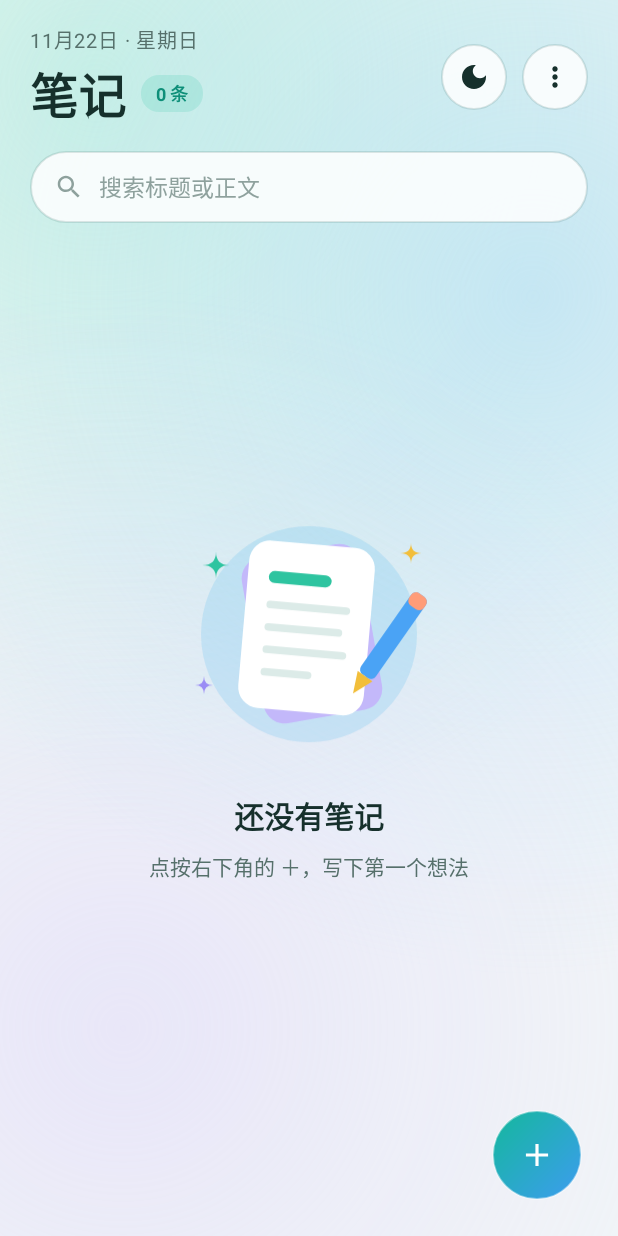
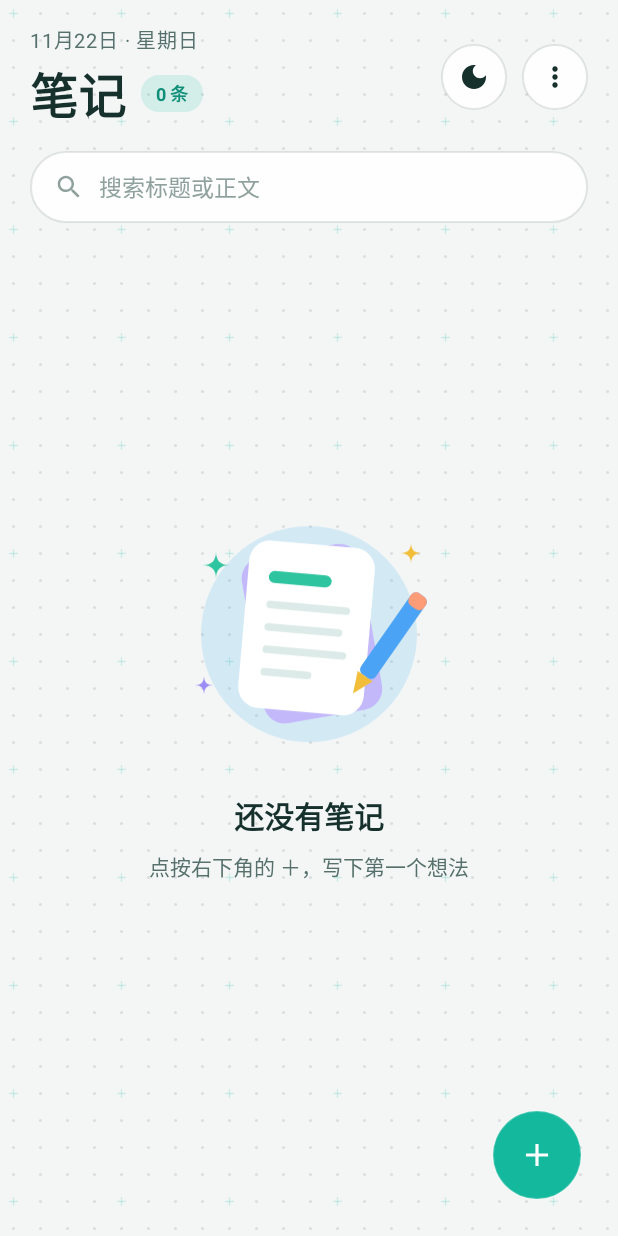
Before and after one commit to F-Jayson/NotePad, an Android app: the screen it shows after launch (NotesList), on a phone screen of 412 x 824 dp. Run offline under Robolectric (Android 15) with nearby library versions, the phone set to English and light mode, and no system bars.

Commit message:
feat(ui): 颜色修改

```diff
--- a/app/src/main/java/com/example/android/notepad/AuroraView.java
+++ /dev/null
@@ -1,99 +0,0 @@
-/*
- * T04 新增：列表页的极光背景。
- */
-
-package com.example.android.notepad;
-
-import android.content.Context;
-import android.graphics.Canvas;
-import android.graphics.Paint;
-import android.graphics.RadialGradient;
-import android.graphics.Shader;
-import android.os.Build;
-import android.os.SystemClock;
-import android.util.AttributeSet;
-import android.view.View;
-
-/**
- * 在页面底色上绘制三团缓慢漂移的径向渐变柔光，玻璃卡片和顶部栏叠在其上方呈现通透感。
- *
- * 每团柔光的着色器只在尺寸变化时创建一次，逐帧只平移画布，避免动画中反复分配对象。
- * 动画约 30 帧／秒，窗口失去焦点或不可见时自动暂停；API 21 以下只绘制静态画面以节省性能。
- */
-public class AuroraView extends View {
-
-    // 每团柔光的基准位置（占宽高比例）、半径（占较长边比例）、漂移幅度和周期（毫秒）。
-    private static final float[][] BLOBS = {
-            // baseX, baseY, radius, ampX, ampY, periodMs, phase
-            { 0.12f, 0.10f, 0.62f, 0.10f, 0.05f, 21000f, 0.0f },
-            { 0.92f, 0.32f, 0.55f, 0.08f, 0.08f, 26000f, 1.7f },
-            { 0.30f, 0.86f, 0.60f, 0.12f, 0.06f, 31000f, 3.4f },
-    };
-    private static final long FRAME_DELAY_MS = 33;
-
-    private final int[] mColors;
-    private final Paint[] mPaints = new Paint[BLOBS.length];
-    private final float[] mRadii = new float[BLOBS.length];
-    private final boolean mAnimate = Build.VERSION.SDK_INT >= Build.VERSION_CODES.LOLLIPOP;
-    private final long mStartTime = SystemClock.uptimeMillis();
-
-    public AuroraView(Context context, AttributeSet attrs) {
-        super(context, attrs);
-        // 颜色来自 colors.xml，深浅模式各有一套。
-        mColors = new int[] {
-                context.getResources().getColor(R.color.np_aurora_1),
-                context.getResources().getColor(R.color.np_aurora_2),
-                context.getResources().getColor(R.color.np_aurora_3),
-        };
-        for (int i = 0; i < mPaints.length; i++) {
-            mPaints[i] = new Paint(Paint.ANTI_ALIAS_FLAG);
-        }
-    }
-
-    @Override
-    protected void onSizeChanged(int w, int h, int oldw, int oldh) {
-        super.onSizeChanged(w, h, oldw, oldh);
-        float base = Math.max(w, h);
-        for (int i = 0; i < BLOBS.length; i++) {
-            mRadii[i] = Math.max(1f, base * BLOBS[i][2]);
-            // 以原点为圆心创建渐变，绘制时平移到当前位置；颜色外缘渐隐为全透明。
-            int color = mColors[i];
-            int transparent = color & 0x00FFFFFF;
-            // 中段取一半透明度，使柔光边缘过渡更自然。
-            int half = (((color >>> 24) / 2) << 24) | transparent;
-            mPaints[i].setShader(new RadialGradient(0, 0, mRadii[i],
-                    new int[] { color, half, transparent },
-                    new float[] { 0f, 0.45f, 1f }, Shader.TileMode.CLAMP));
-        }
-    }
-
-    @Override
-    protected void onDraw(Canvas canvas) {
-        int w = getWidth();
-        int h = getHeight();
-        float t = mAnimate ? (SystemClock.uptimeMillis() - mStartTime) : 0f;
-        for (int i = 0; i < BLOBS.length; i++) {
-            float[] b = BLOBS[i];
-            double angle = 2 * Math.PI * t / b[5] + b[6];
-            float x = w * (b[0] + b[3] * (float) Math.sin(angle));
-            float y = h * (b[1] + b[4] * (float) Math.cos(angle * 0.8));
-            canvas.save();
-            canvas.translate(x, y);
-            canvas.drawCircle(0, 0, mRadii[i], mPaints[i]);
-            canvas.restore();
-        }
-        // 只在窗口可见且有焦点时预约下一帧。
-        if (mAnimate && isShown() && hasWindowFocus()) {
-            postInvalidateDelayed(FRAME_DELAY_MS);
-        }
-    }
-
-    @Override
-    public void onWindowFocusChanged(boolean hasWindowFocus) {
-        super.onWindowFocusChanged(hasWindowFocus);
-        // 从编辑器或对话框返回后恢复漂移动画。
-        if (hasWindowFocus) {
-            invalidate();
-        }
-    }
-}
--- /dev/null
+++ b/app/src/main/java/com/example/android/notepad/PaperBackdropView.java
@@ -0,0 +1,100 @@
+/*
+ * 列表页与云备份页的点阵手账底纹背景，替代彩色渐变背景，呈现清爽克制的纸质文具质感。
+ */
+
+package com.example.android.notepad;
+
+import android.content.Context;
+import android.graphics.Bitmap;
+import android.graphics.BitmapShader;
+import android.graphics.Canvas;
+import android.graphics.Paint;
+import android.graphics.Shader;
+import android.util.AttributeSet;
+import android.view.View;
+
+/**
+ * 在素雅纯色底面上平铺精细的等距点阵手账纹路，并按网格周期点缀极轻的十字定位刻痕。
+ *
+ * 单个纹理瓦片在构造时仅生成一次并通过 BitmapShader 硬件平铺，无持续帧动画开销，
+ * 在 API 19 至高版本系统上均可保持清晰锐利且零额外耗电。
+ */
+public class PaperBackdropView extends View {
+
+    // 点阵基本间距（dp）与每隔多少个点放置一枚极轻的十字定位标记。
+    private static final float GRID_SPACING_DP = 18f;
+    private static final int CROSS_INTERVAL = 4;
+    private static final float DOT_RADIUS_DP = 1.05f;
+    private static final float CROSS_HALF_DP = 2.6f;
+    private static final float CROSS_STROKE_DP = 0.85f;
+
+    private final Paint mTilePaint = new Paint(Paint.ANTI_ALIAS_FLAG);
+    private Bitmap mTileBitmap;
+
+    public PaperBackdropView(Context context, AttributeSet attrs) {
+        super(context, attrs);
+        buildTileShader(context);
+    }
+
+    /**
+     * 生成可无缝平铺的正方形点阵纹理瓦片，深浅模式颜色分别来自 values 与 values-night。
+     */
+    private void buildTileShader(Context context) {
+        float density = context.getResources().getDisplayMetrics().density;
+        int cellPx = Math.max(8, Math.round(GRID_SPACING_DP * density));
+        int tileSize = cellPx * CROSS_INTERVAL;
+
+        mTileBitmap = Bitmap.createBitmap(tileSize, tileSize, Bitmap.Config.ARGB_8888);
+        Canvas tileCanvas = new Canvas(mTileBitmap);
+
+        int dotColor = context.getResources().getColor(R.color.np_pattern_dot);
+        int crossColor = context.getResources().getColor(R.color.np_pattern_cross);
+
+        Paint dotPaint = new Paint(Paint.ANTI_ALIAS_FLAG);
+        dotPaint.setColor(dotColor);
+        dotPaint.setStyle(Paint.Style.FILL);
+
+        Paint crossPaint = new Paint(Paint.ANTI_ALIAS_FLAG);
+        crossPaint.setColor(crossColor);
+        crossPaint.setStyle(Paint.Style.STROKE);
+        crossPaint.setStrokeWidth(Math.max(1f, CROSS_STROKE_DP * density));
+        crossPaint.setStrokeCap(Paint.Cap.ROUND);
+
+        float dotRadius = Math.max(1f, DOT_RADIUS_DP * density);
+        float crossHalf = Math.max(2f, CROSS_HALF_DP * density);
+        float offset = cellPx * 0.5f;
+
+        for (int row = 0; row < CROSS_INTERVAL; row++) {
+            float cy = offset + row * cellPx;
+            for (int col = 0; col < CROSS_INTERVAL; col++) {
+                float cx = offset + col * cellPx;
+                if (row == 0 && col == 0) {
+                    // 每隔 4×4 格绘制一枚极淡的十字手账刻痕，增强秩序感而不抢占内容视线。
+                    tileCanvas.drawLine(cx - crossHalf, cy, cx + crossHalf, cy, crossPaint);
+                    tileCanvas.drawLine(cx, cy - crossHalf, cx, cy + crossHalf, crossPaint);
+                } else {
+                    tileCanvas.drawCircle(cx, cy, dotRadius, dotPaint);
+                }
+            }
+        }
+
+        mTilePaint.setShader(new BitmapShader(
+                mTileBitmap, Shader.TileMode.REPEAT, Shader.TileMode.REPEAT));
+    }
+
+    @Override
+    protected void onDraw(Canvas canvas) {
+        // 底色由父容器 android:background="@color/np_background" 提供，此处仅叠画点阵纹路。
+        canvas.drawRect(0, 0, getWidth(), getHeight(), mTilePaint);
+    }
+
+    @Override
+    protected void onDetachedFromWindow() {
+        super.onDetachedFromWindow();
+        mTilePaint.setShader(null);
+        if (mTileBitmap != null) {
+            mTileBitmap.recycle();
+            mTileBitmap = null;
+        }
+    }
+}
--- a/app/src/main/res/drawable/bg_button_accent.xml
+++ b/app/src/main/res/drawable/bg_button_accent.xml
@@ -3,7 +3,7 @@
     <item android:state_pressed="true">
         <layer-list>
             <item android:drawable="@drawable/bg_button_accent_shape" />
-            <item><shape android:shape="rectangle"><corners android:radius="22dp" /><solid android:color="#26000000" /></shape></item>
+            <item><shape android:shape="rectangle"><corners android:radius="24dp" /><solid android:color="#26000000" /></shape></item>
         </layer-list>
     </item>
     <item android:drawable="@drawable/bg_button_accent_shape" />
--- a/app/src/main/res/drawable/bg_button_accent_shape.xml
+++ b/app/src/main/res/drawable/bg_button_accent_shape.xml
@@ -1,6 +1,6 @@
 <?xml version="1.0" encoding="utf-8"?>
-<!-- 对话框主按钮：渐变胶囊。 -->
+<!-- 主操作按钮底形：纯色薄荷强调色胶囊，去除渐变并与点阵手账主题统一。 -->
 <shape xmlns:android="http://schemas.android.com/apk/res/android" android:shape="rectangle">
-    <corners android:radius="22dp" />
-    <gradient android:angle="0" android:startColor="@color/np_accent" android:endColor="@color/np_accent_end" />
+    <corners android:radius="24dp" />
+    <solid android:color="@color/np_accent" />
 </shape>
--- a/app/src/main/res/drawable/bg_fab_shape.xml
+++ b/app/src/main/res/drawable/bg_fab_shape.xml
@@ -1,12 +1,9 @@
 <?xml version="1.0" encoding="utf-8"?>
-<!-- 新建按钮：薄荷绿到天空蓝的渐变圆，带细亮边。使用单一 oval shape，使系统投射圆形阴影。 -->
+<!-- 新建按钮：纯色薄荷圆形底面配克制细描边；使用单一 oval shape，使系统直接投射圆形阴影。 -->
 <shape xmlns:android="http://schemas.android.com/apk/res/android"
     android:shape="oval">
-    <gradient
-        android:angle="315"
-        android:startColor="@color/np_accent"
-        android:endColor="@color/np_accent_end" />
+    <solid android:color="@color/np_accent" />
     <stroke
-        android:width="1.5dp"
-        android:color="#66FFFFFF" />
+        android:width="1dp"
+        android:color="#33FFFFFF" />
 </shape>
--- a/app/src/main/res/layout/activity_cloud_backup.xml
+++ b/app/src/main/res/layout/activity_cloud_backup.xml
@@ -7,9 +7,9 @@
     android:background="@color/np_background"
     android:focusableInTouchMode="true">
 
-    <!-- 复用首页极光柔光背景，深浅模式自动切换配色。 -->
-    <com.example.android.notepad.AuroraView
-        android:id="@+id/cloud_aurora"
+    <!-- 复用首页等距点阵手账底纹，深浅模式自动切换配色。 -->
+    <com.example.android.notepad.PaperBackdropView
+        android:id="@+id/cloud_backdrop"
         android:layout_width="match_parent"
         android:layout_height="match_parent" />
 
--- a/app/src/main/res/layout/notes_list.xml
+++ b/app/src/main/res/layout/notes_list.xml
@@ -8,9 +8,9 @@
     android:background="@color/np_background"
     android:focusableInTouchMode="true">
 
-    <!-- 缓慢漂移的三团柔光，作为顶部栏和玻璃卡片背后的底色。 -->
-    <com.example.android.notepad.AuroraView
-        android:id="@+id/aurora"
+    <!-- 等距点阵手账底纹，替代彩色渐变背景，衬托上层半透明卡片与搜索栏。 -->
+    <com.example.android.notepad.PaperBackdropView
+        android:id="@+id/paper_backdrop"
         android:layout_width="match_parent"
         android:layout_height="match_parent" />
 
--- a/app/src/main/res/values-night/colors.xml
+++ b/app/src/main/res/values-night/colors.xml
@@ -1,29 +1,29 @@
 <?xml version="1.0" encoding="utf-8"?>
 <!-- 深色模式配色：深青黑底色上叠加低饱和的青、蓝、紫柔光，玻璃卡片改为低透明度白色。 -->
 <resources>
-    <color name="np_background">#FF0C1315</color>
-    <color name="np_aurora_1">#80135C52</color>
-    <color name="np_aurora_2">#801B3F6E</color>
-    <color name="np_aurora_3">#66392C66</color>
+    <!-- 深色模式素雅暗岩底色与柔和点阵手账底纹，去除彩色渐变。 -->
+    <color name="np_background">#FF101517</color>
+    <color name="np_pattern_dot">#20FFFFFF</color>
+    <color name="np_pattern_cross">#3845D6B8</color>
 
     <color name="np_text_primary">#FFE8F3F1</color>
     <color name="np_text_secondary">#FFA2B6B2</color>
     <color name="np_text_tertiary">#FF6E8480</color>
 
     <color name="np_accent">#FF45D6B8</color>
-    <color name="np_accent_end">#FF5AAEFF</color>
     <color name="np_accent_soft">#2645D6B8</color>
     <color name="np_on_accent">#FF06201B</color>
     <color name="np_highlight">#5945D6B8</color>
     <color name="np_search_mark">#FF7CF0D6</color>
 
-    <color name="np_glass">#14FFFFFF</color>
-    <color name="np_glass_pressed">#24FFFFFF</color>
-    <color name="np_glass_stroke">#1FFFFFFF</color>
-    <color name="np_glass_sheen">#14FFFFFF</color>
+    <!-- 深色卡片与输入框采用不透明炭灰表面，避免点阵底纹透过卡片干扰正文阅读。 -->
+    <color name="np_glass">#F0182124</color>
+    <color name="np_glass_pressed">#FF202B2F</color>
+    <color name="np_glass_stroke">#26FFFFFF</color>
+    <color name="np_glass_sheen">#12FFFFFF</color>
     <color name="np_glass_sheen_end">#00FFFFFF</color>
     <color name="np_ripple">#24FFFFFF</color>
-    <color name="np_field">#17FFFFFF</color>
+    <color name="np_field">#FF141C1F</color>
 
     <color name="np_header_scrim_top">#F50C1315</color>
     <color name="np_header_scrim_bottom">#D90C1315</color>
--- a/app/src/main/res/values/colors.xml
+++ b/app/src/main/res/values/colors.xml
@@ -2,33 +2,31 @@
 <!-- 浅色模式配色：以薄荷绿和天空蓝为主色，背景偏冷白，卡片为半透明“玻璃”。
      深色模式在 values-night/colors.xml 中使用同名颜色覆盖，布局与图形只引用这些名字。 -->
 <resources>
-    <!-- 页面底色与极光背景的三团柔光 -->
-    <color name="np_background">#FFF3F8F7</color>
-    <color name="np_aurora_1">#8CA8EBD6</color>
-    <color name="np_aurora_2">#80A6D8F5</color>
-    <color name="np_aurora_3">#66D9CCFA</color>
+    <!-- 页面底色与极简点阵手账底纹颜色（去掉彩色渐变，保留克制纸感）。 -->
+    <color name="np_background">#FFF4F6F6</color>
+    <color name="np_pattern_dot">#1D16302C</color>
+    <color name="np_pattern_cross">#2C14B89C</color>
 
     <!-- 文字层级：标题、正文摘要、时间与提示 -->
     <color name="np_text_primary">#FF16302C</color>
     <color name="np_text_secondary">#FF56706B</color>
     <color name="np_text_tertiary">#FF8EA19D</color>
 
-    <!-- 强调色及其渐变终点，用于新建按钮、搜索聚焦描边和关键字高亮 -->
+    <!-- 强调色，用于新建按钮、主操作按钮、搜索聚焦描边和关键字高亮 -->
     <color name="np_accent">#FF14B89C</color>
-    <color name="np_accent_end">#FF3D9CF0</color>
     <color name="np_accent_soft">#2614B89C</color>
     <color name="np_on_accent">#FFFFFFFF</color>
     <color name="np_highlight">#4D14B89C</color>
     <color name="np_search_mark">#FF0E8F79</color>
 
-    <!-- 玻璃材质：填充、按下态、描边与顶部高光 -->
-    <color name="np_glass">#D6FFFFFF</color>
-    <color name="np_glass_pressed">#F0FFFFFF</color>
-    <color name="np_glass_stroke">#22164E46</color>
-    <color name="np_glass_sheen">#B3FFFFFF</color>
+    <!-- 卡片与输入框材质：提高不透明度使卡片像实体便签平置于点阵底纹之上，文字清晰锐利。 -->
+    <color name="np_glass">#F2FFFFFF</color>
+    <color name="np_glass_pressed">#FFFFFFFF</color>
+    <color name="np_glass_stroke">#1C16302C</color>
+    <color name="np_glass_sheen">#80FFFFFF</color>
     <color name="np_glass_sheen_end">#00FFFFFF</color>
     <color name="np_ripple">#180B3D36</color>
-    <color name="np_field">#D9FFFFFF</color>
+    <color name="np_field">#F2FFFFFF</color>
 
     <!-- 顶部栏在列表滚动后出现的遮罩与分隔线 -->
     <color name="np_header_scrim_top">#F5F3F8F7</color>
```
